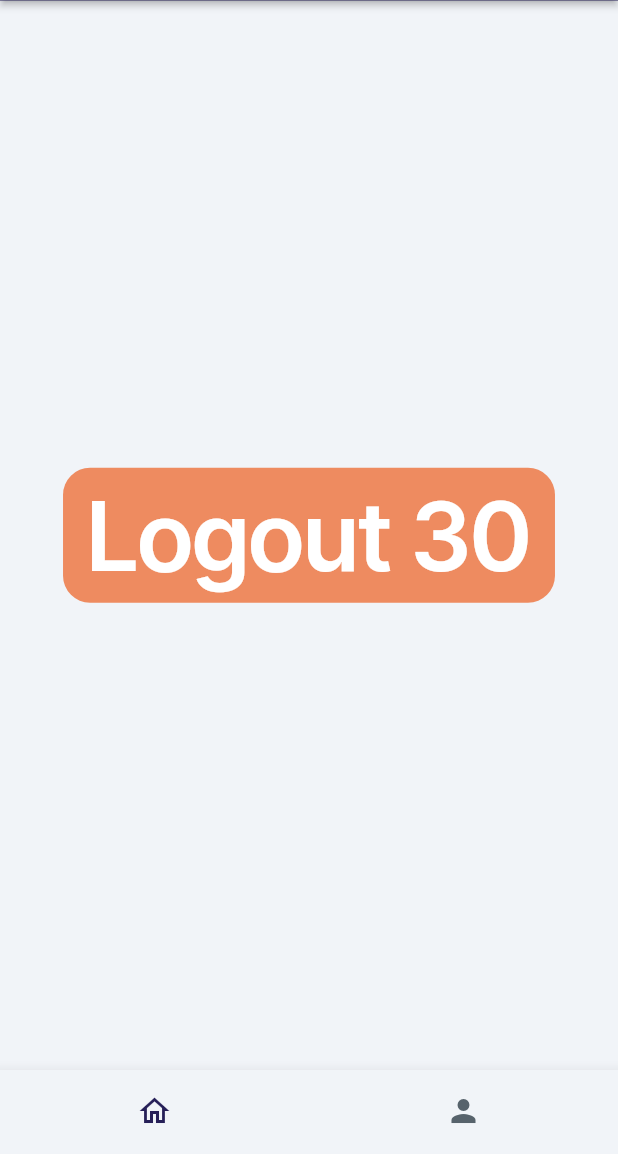
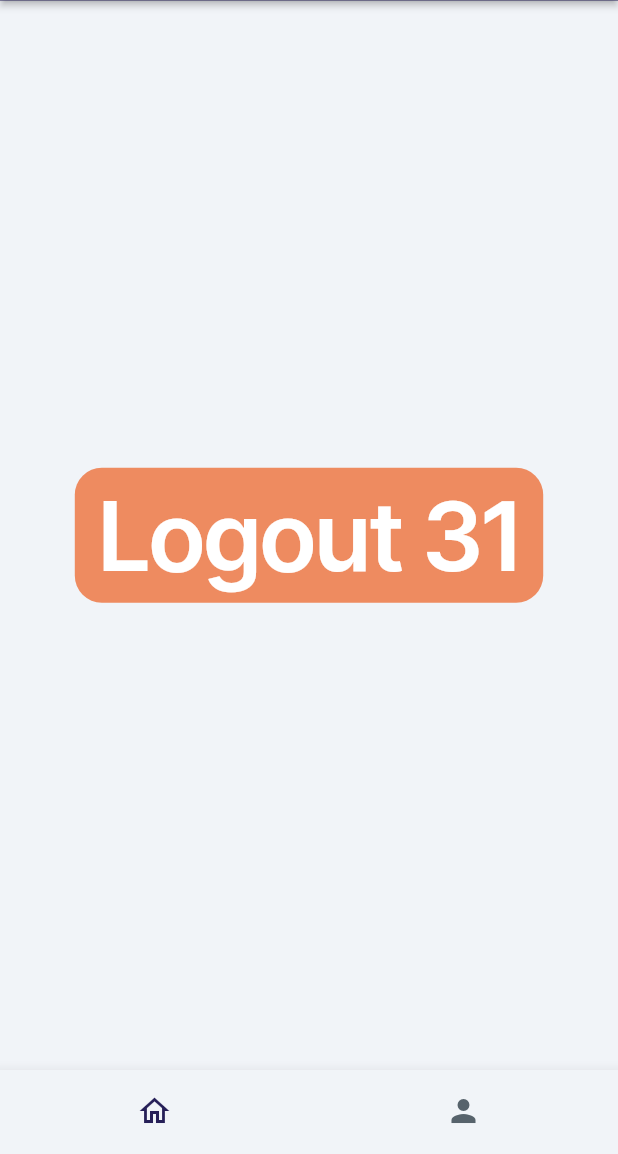
Before and after one commit to ffhr/FlutterFlowBenchmark, a Flutter app: the screen it shows once a user with an empty profile is signed in, on a phone screen of 412 x 824 dp, the part 82-1236 px from its top. Run offline on Flutter 3.47's test engine with Material 3 defaults, Android fonts, the phone set to English and light mode, and no system bars; drawn by our look-alikes of auto_size_text; our stand-ins replace firebase_auth, firebase_core, font_awesome_flutter, from_css_color, go_router, google_fonts and 6 more; missing offline and left inert: json_path; accounts and stored records are empty; statements that could not run were skipped.

Commit message:
Updating to latest FlutterFlow output.

```diff
--- a/lib/pages/home_page/home_page_widget.dart
+++ b/lib/pages/home_page/home_page_widget.dart
@@ -78,7 +78,7 @@ class _HomePageWidgetState extends State<HomePageWidget> {
 
                     context.goNamedAuth('LoginPage', context.mounted);
                   },
-                  text: 'Logout 30',
+                  text: 'Logout 31',
                   options: FFButtonOptions(
                     height: 90.0,
                     padding:
```
